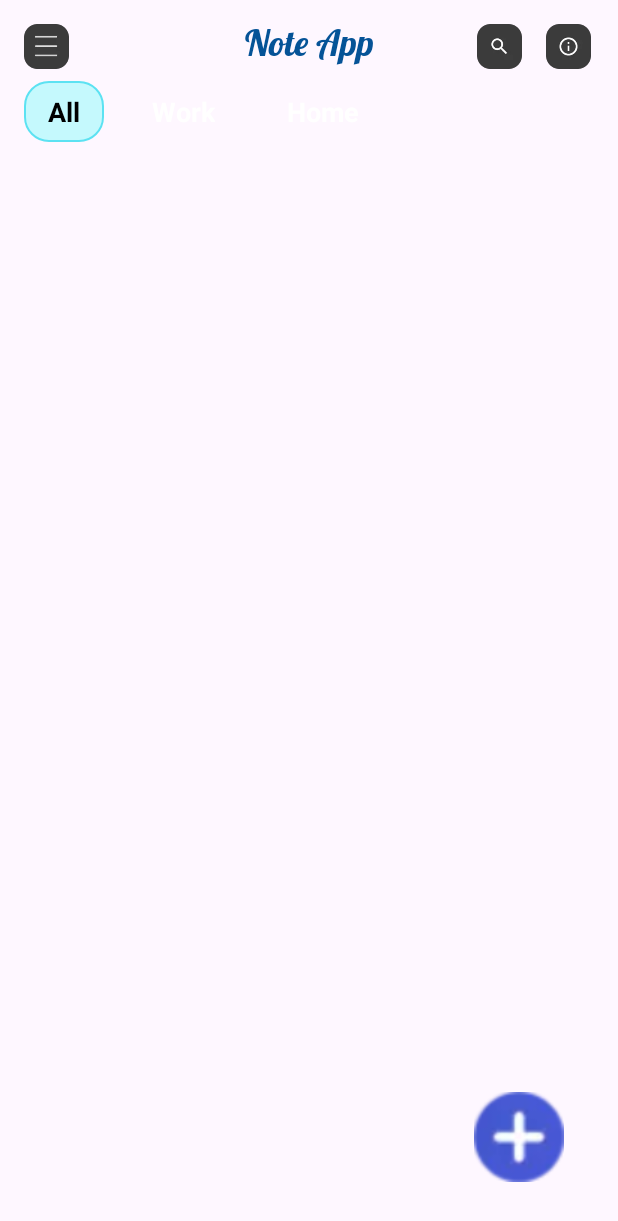
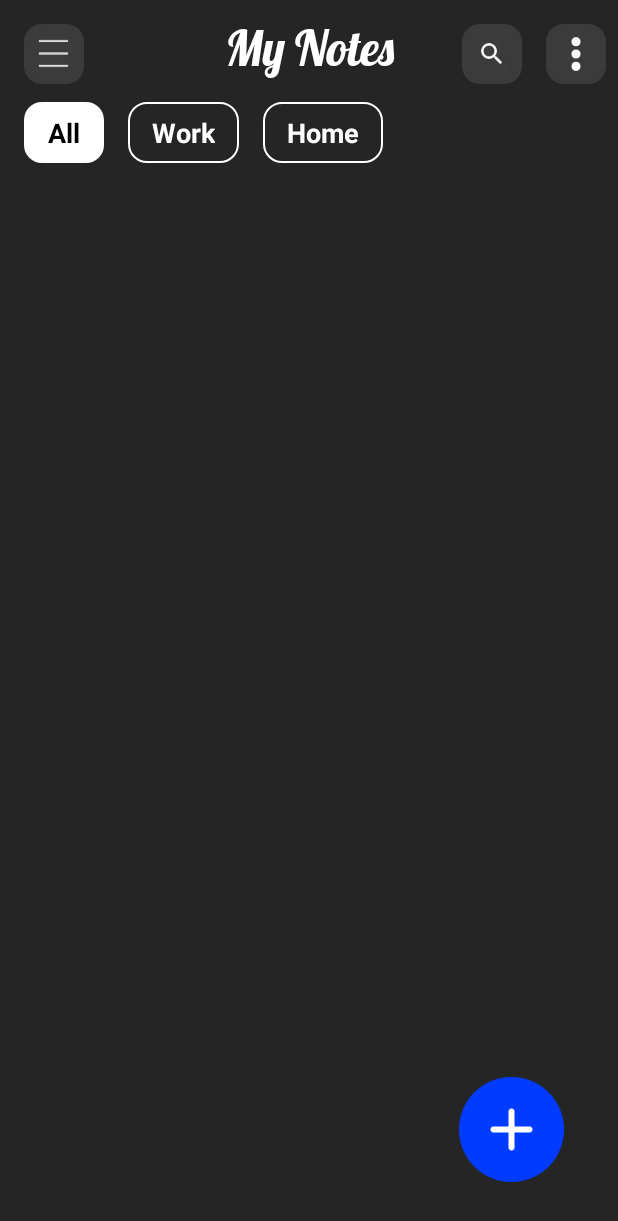
Before and after one commit to hahoangtuanhung/NotesApp, an Android app: the screen it shows after launch (MainActivity), on a phone screen of 412 x 824 dp. Shown: the top 1221 px of the screen. Run offline under Robolectric (Android 15) with nearby library versions, the phone set to English and light mode, and no system bars; our stand-ins replace Room's generated code.

Commit message:
update UI home, note frm

```diff
--- a/app/src/main/java/com/example/notesapp/ui/HomeFragment.kt
+++ b/app/src/main/java/com/example/notesapp/ui/HomeFragment.kt
@@ -13,6 +13,8 @@ import androidx.recyclerview.widget.RecyclerView
 import androidx.viewpager2.widget.ViewPager2
 import com.example.notesapp.databinding.FragmentHomeBinding
 import com.example.notesapp.setSingleClick
+import com.example.notesapp.ui.adapter.CategoryAdapter
+import com.example.notesapp.ui.adapter.NoteCategoryPagerAdapter
 
 class HomeFragment : Fragment() {
     private var _binding: FragmentHomeBinding? = null
@@ -55,7 +57,8 @@ class HomeFragment : Fragment() {
             Toast.makeText(requireContext(), "Tính năng chưa hỗ trợ", Toast.LENGTH_SHORT).show()
         }
         // Update category tab selection on page swipe
-        binding.viewPagerNotes.registerOnPageChangeCallback(object : ViewPager2.OnPageChangeCallback() {
+        binding.viewPagerNotes.registerOnPageChangeCallback(object :
+            ViewPager2.OnPageChangeCallback() {
             override fun onPageSelected(position: Int) {
                 categoryAdapter.setSelectedPosition(position)
                 binding.rvCategory.smoothScrollToPosition(position)
--- a/app/src/main/java/com/example/notesapp/ui/adapter/NoteAdapter.kt
+++ b/app/src/main/java/com/example/notesapp/ui/adapter/NoteAdapter.kt
@@ -8,7 +8,8 @@ import androidx.recyclerview.widget.RecyclerView
 import com.example.notesapp.data.Note
 import com.example.notesapp.databinding.ItemNoteBinding
 import java.text.SimpleDateFormat
-import java.util.*
+import java.util.Date
+import java.util.Locale
 
 class NoteAdapter(
     private val onItemClick: (Note) -> Unit
--- a/app/src/main/java/com/example/notesapp/ui/adapter/NoteCategoryPagerAdapter.kt
+++ b/app/src/main/java/com/example/notesapp/ui/adapter/NoteCategoryPagerAdapter.kt
@@ -1,8 +1,9 @@
-package com.example.notesapp.ui
+package com.example.notesapp.ui.adapter
 
 import android.os.Bundle
 import androidx.fragment.app.Fragment
 import androidx.viewpager2.adapter.FragmentStateAdapter
+import com.example.notesapp.ui.NoteListFragment
 
 class NoteCategoryPagerAdapter(
     fragment: Fragment,
--- a/app/src/main/res/drawable/bg_category_selected.xml
+++ b/app/src/main/res/drawable/bg_category_selected.xml
@@ -1,7 +1,5 @@
 <?xml version="1.0" encoding="utf-8"?>
 <shape xmlns:android="http://schemas.android.com/apk/res/android">
-    <solid android:color="#C5F9FD"/>
-    <corners android:radius="16dp"/>
-    <stroke android:color="#5CE2F2"
-        android:width="1dp"/>
+    <solid android:color="@color/white" />
+    <corners android:radius="12dp" />
 </shape>
--- a/app/src/main/res/drawable/bg_category_unselected.xml
+++ b/app/src/main/res/drawable/bg_category_unselected.xml
@@ -1,6 +1,9 @@
 <?xml version="1.0" encoding="utf-8"?>
 <shape xmlns:android="http://schemas.android.com/apk/res/android"
     android:shape="rectangle">
-    <solid android:color="@android:color/transparent"/>
-    <corners android:radius="16dp"/>
+    <solid android:color="@android:color/transparent" />
+    <corners android:radius="12dp" />
+    <stroke
+        android:width="1dp"
+        android:color="@color/white" />
 </shape>
--- a/app/src/main/res/layout/fragment_home.xml
+++ b/app/src/main/res/layout/fragment_home.xml
@@ -4,12 +4,13 @@
     xmlns:tools="http://schemas.android.com/tools"
     android:layout_width="match_parent"
     android:layout_height="match_parent"
+    android:background="@color/color_back"
     tools:context=".ui.HomeFragment">
 
     <ImageView
         android:id="@+id/ic_index"
-        android:layout_width="30dp"
-        android:layout_height="30dp"
+        android:layout_width="40dp"
+        android:layout_height="40dp"
         android:layout_margin="16dp"
         android:src="@drawable/ic_menu"
         app:layout_constraintStart_toStartOf="parent"
@@ -20,9 +21,9 @@
         android:layout_height="wrap_content"
         android:fontFamily="@font/lobster"
         android:gravity="center"
-        android:text="@string/noteApp"
-        android:textColor="#055397"
-        android:textSize="24sp"
+        android:text="@string/my_notes"
+        android:textColor="@color/white"
+        android:textSize="32sp"
         app:layout_constraintBottom_toBottomOf="@id/ic_index"
         app:layout_constraintEnd_toStartOf="@id/ic_search"
         app:layout_constraintStart_toEndOf="@id/ic_index"
@@ -30,8 +31,8 @@
 
     <ImageView
         android:id="@+id/ic_search"
-        android:layout_width="30dp"
-        android:layout_height="30dp"
+        android:layout_width="40dp"
+        android:layout_height="40dp"
         android:layout_marginEnd="64dp"
         android:src="@drawable/ic_search"
         app:layout_constraintBottom_toBottomOf="@id/ic_index"
@@ -40,10 +41,10 @@
 
     <ImageView
         android:id="@+id/ic_more"
-        android:layout_width="30dp"
-        android:layout_height="30dp"
+        android:layout_width="40dp"
+        android:layout_height="40dp"
         android:layout_marginStart="16dp"
-        android:src="@drawable/ic_more"
+        android:src="@drawable/ic_more_point"
         app:layout_constraintBottom_toBottomOf="@id/ic_search"
         app:layout_constraintStart_toEndOf="@id/ic_search"
         app:layout_constraintTop_toTopOf="@id/ic_search" />
@@ -61,46 +62,31 @@
         app:lottie_loop="true"
         app:lottie_rawRes="@raw/btn_add" />
 
-
-<!--    <androidx.recyclerview.widget.RecyclerView-->
-<!--        android:id="@+id/rvNotes"-->
-<!--        android:layout_width="0dp"-->
-<!--        android:layout_height="0dp"-->
-<!--        android:layout_marginTop="8dp"-->
-<!--        app:layout_constraintBottom_toBottomOf="parent"-->
-<!--        app:layout_constraintEnd_toEndOf="parent"-->
-<!--        app:layout_constraintStart_toStartOf="parent"-->
-<!--        app:layout_constraintTop_toBottomOf="@id/rv_category" />-->
-
     <androidx.recyclerview.widget.RecyclerView
         android:id="@+id/rv_category"
         android:layout_width="match_parent"
         android:layout_height="wrap_content"
-        android:layout_marginTop="8dp"
+        android:layout_marginTop="12dp"
         android:overScrollMode="never"
         android:paddingStart="8dp"
         android:paddingEnd="8dp"
         android:scrollbars="none"
-        app:layout_constraintTop_toBottomOf="@id/ic_index"
-        app:tabIndicatorColor="@color/primary"
-        app:tabSelectedTextColor="@color/primary"
-        app:tabTextColor="@color/gray"
-        />
-
+        app:layout_constraintTop_toBottomOf="@id/ic_index" />
 
     <androidx.viewpager2.widget.ViewPager2
         android:id="@+id/viewPagerNotes"
         android:layout_width="match_parent"
         android:layout_height="0dp"
+        android:layout_marginTop="12dp"
         app:layout_constraintBottom_toBottomOf="parent"
         app:layout_constraintTop_toBottomOf="@id/rv_category" />
 
     <ImageView
         android:id="@+id/btn_add"
-        android:layout_width="60dp"
-        android:layout_height="60dp"
+        android:layout_width="70dp"
+        android:layout_height="70dp"
         android:layout_margin="36dp"
-        android:src="@drawable/btn_add_blue"
+        android:src="@drawable/btn_add"
         app:layout_constraintBottom_toBottomOf="parent"
         app:layout_constraintEnd_toEndOf="parent" />
 
--- a/app/src/main/res/values/colors.xml
+++ b/app/src/main/res/values/colors.xml
@@ -10,4 +10,6 @@
     <color name="red">#F04438</color>
     <color name="violet">#913E98</color>
     <color name="graphite">#617E8C</color>
+
+    <color name="color_back">#252525</color>
 </resources>
--- a/app/src/main/res/values/strings.xml
+++ b/app/src/main/res/values/strings.xml
@@ -6,6 +6,7 @@
     <string name="search">Search here</string>
     <string name="noNote">No notes avaiable</string>
     <string name="noteApp">Note App</string>
+    <string name="my_notes">My Notes</string>
     <string-array name="note_categories">
         <item>All</item>
         <item>Home</item>
```
Also changed, not shown: app/src/main/java/com/example/notesapp/data/NoteDao.kt (+6 -1 lines), app/src/main/java/com/example/notesapp/ui/adapter/CategoryAdapter.kt (+5 -3 lines), app/src/main/java/com/example/notesapp/ui/adapter/TabCategoryAdapter.kt (+5 -3 lines), app/src/main/res/layout/fragment_note.xml (+23 -18 lines), app/src/main/res/layout/fragment_search.xml (+15 -15 lines), app/src/main/res/layout/item_note.xml (+15 -15 lines), app/src/main/res/drawable/btn_add.png.
